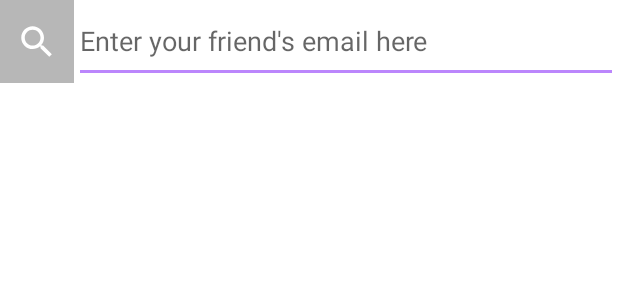
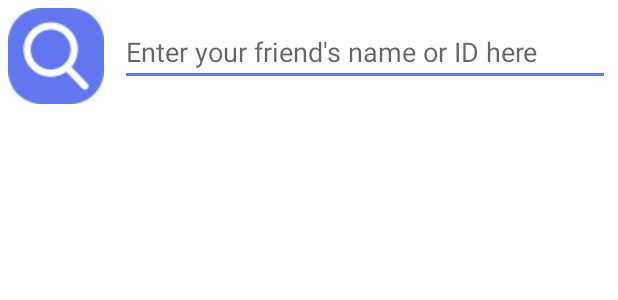
Before and after one commit to nhanlun/TechDash, an Android app: the layout fragment_friend.xml on its own in the app's theme, with its tools: preview values and no code run, on a phone screen of 412 x 824 dp. Shown: the top 300 px of the screen. Run offline under Robolectric (Android 15) with nearby library versions, the phone set to English and light mode, and no system bars.

Commit message:
add contest ver 2

```diff
--- a/app/src/main/java/com/example/techdash/adapters/FriendAdapter.java
+++ b/app/src/main/java/com/example/techdash/adapters/FriendAdapter.java
@@ -45,13 +45,13 @@ public class FriendAdapter extends RecyclerView.Adapter<FriendAdapter.ViewHolder
     public void onBindViewHolder(@NonNull FriendAdapter.ViewHolder holder, int position) {
             holder.tvFriendName.setText(friends.get(position).getName());
             holder.tvFriendId.setText(friends.get(position).getUid());
-            holder.btnAddFriend.setImageResource(R.drawable.ic_baseline_person_add_24);
+            holder.btnAddFriend.setImageResource(R.drawable.add_friend);
             holder.btnAddFriend.setOnClickListener(new View.OnClickListener() {
                 @Override
                 public void onClick(View v) {
                     //goi len firestore addfriend nha
                     friendViewModel.addFriend(friends.get(position));
-                    ((ImageButton) v).setImageResource(R.drawable.ic_baseline_check_30);
+                    ((ImageButton) v).setImageResource(R.drawable.check);
                 }
             });
     }
--- a/app/src/main/java/com/example/techdash/fragments/ContestFragment.java
+++ b/app/src/main/java/com/example/techdash/fragments/ContestFragment.java
@@ -9,6 +9,7 @@ import android.view.MenuInflater;
 import android.view.MenuItem;
 import android.view.View;
 import android.view.ViewGroup;
+import android.widget.ImageButton;
 
 import androidx.annotation.NonNull;
 import androidx.appcompat.widget.SearchView;
@@ -42,7 +43,7 @@ public class ContestFragment extends Fragment {
     ContestAdapter contestAdapter;
     private UserViewModel userViewModel;
     private ContestViewModel contestViewModel;
-    private FloatingActionButton addContestBtn;
+    private ImageButton addContestBtn;
 
     public ContestFragment() {
         // Required empty public constructor
--- a/app/src/main/java/com/example/techdash/models/Contest.java
+++ b/app/src/main/java/com/example/techdash/models/Contest.java
@@ -11,6 +11,7 @@ import com.google.maps.android.PolyUtil;
 import java.io.Serializable;
 import java.util.ArrayList;
 import java.util.Calendar;
+import java.util.Date;
 import java.util.HashMap;
 import java.util.List;
 import java.util.Map;
@@ -131,7 +132,6 @@ public class Contest implements Parcelable {
         map.put("starttime", startTime);
         map.put("endtime", endTime);
         map.put("creator", creator_username);
-        map.put("participants", participants);
         return map;
     }
 }
--- a/app/src/main/res/drawable/ic_baseline_person_add_24.xml
+++ /dev/null
@@ -1,5 +0,0 @@
-<vector android:height="30dp" android:tint="?attr/colorControlNormal"
-    android:viewportHeight="24" android:viewportWidth="24"
-    android:width="30dp" xmlns:android="http://schemas.android.com/apk/res/android">
-    <path android:fillColor="@android:color/white" android:pathData="M15,12c2.21,0 4,-1.79 4,-4s-1.79,-4 -4,-4 -4,1.79 -4,4 1.79,4 4,4zM6,10L6,7L4,7v3L1,10v2h3v3h2v-3h3v-2L6,10zM15,14c-2.67,0 -8,1.34 -8,4v2h16v-2c0,-2.66 -5.33,-4 -8,-4z"/>
-</vector>
--- a/app/src/main/res/layout/fragment_contest.xml
+++ b/app/src/main/res/layout/fragment_contest.xml
@@ -12,11 +12,13 @@
         android:layout_alignParentTop="true"
         android:id="@+id/rvContest"/>
 
-    <com.google.android.material.floatingactionbutton.FloatingActionButton
+    <ImageButton
         android:id="@+id/addContestBtn"
         android:layout_width="wrap_content"
         android:layout_height="wrap_content"
         android:layout_alignParentBottom="true"
+        android:src="@drawable/add"
+        android:background="@null"
         android:layout_alignParentRight="true"
         android:layout_margin="20dp"/>
 
--- a/app/src/main/res/layout/fragment_contest_row.xml
+++ b/app/src/main/res/layout/fragment_contest_row.xml
@@ -19,7 +19,7 @@
             android:id="@+id/imageMap"
             android:layout_width="140dp"
             android:layout_height="140dp"
-            android:layout_marginEnd="30dp"
+            android:layout_marginEnd="20dp"
             android:src="@mipmap/ic_launcher" />
 
         <LinearLayout
--- a/app/src/main/res/layout/fragment_friend.xml
+++ b/app/src/main/res/layout/fragment_friend.xml
@@ -9,10 +9,10 @@
 
     <ImageButton
         android:id="@+id/searchButton"
-        android:layout_width="0dp"
-        android:layout_height="55dp"
-        android:background="@color/tint_black"
-        android:src="@drawable/ic_baseline_search_24"
+        android:layout_width="wrap_content"
+        android:layout_height="wrap_content"
+        android:background="@drawable/search"
+        android:layout_margin="5dp"
         app:layout_constraintEnd_toStartOf="@+id/searchBar"
         app:layout_constraintHorizontal_bias="0.5"
         app:layout_constraintHorizontal_chainStyle="packed"
@@ -30,7 +30,7 @@
     <EditText
         android:id="@+id/searchBar"
         android:layout_width="0dp"
-        android:layout_height="0dp"
+        android:layout_height="wrap_content"
         app:layout_constraintBottom_toBottomOf="@+id/searchButton"
         app:layout_constraintEnd_toEndOf="parent"
         app:layout_constraintHorizontal_bias="0.5"
@@ -40,8 +40,9 @@
         android:textColor="@color/black"
         android:maxLines="1"
         android:lines="1"
-        android:backgroundTint="@color/purple_200"
-        android:hint="Enter your friend's email here"
+        android:layout_margin="5dp"
+        android:backgroundTint="@color/main_color"
+        android:hint="Enter your friend's name or ID here"
         android:imeOptions="actionSearch"
         android:inputType="text"
         />
@@ -50,15 +51,17 @@
         android:layout_width="match_parent"
         android:layout_height="0dp"
         android:id="@+id/searchResultfriendList"
-        app:layout_constraintTop_toBottomOf="@+id/searchBar"
+        app:layout_constraintTop_toBottomOf="@+id/searchButton"
         app:layout_constraintBottom_toBottomOf="parent"
+        android:layout_margin="5dp"
         android:visibility="gone"/>
 
     <androidx.recyclerview.widget.RecyclerView
         android:layout_width="match_parent"
         android:layout_height="0dp"
         android:id="@+id/friendList"
-        app:layout_constraintTop_toBottomOf="@+id/searchBar"
+        android:layout_margin="15dp"
+        app:layout_constraintTop_toBottomOf="@+id/searchButton"
         app:layout_constraintBottom_toBottomOf="parent" />
 
 </androidx.constraintlayout.widget.ConstraintLayout>
```
Also changed, not shown: app/src/main/java/com/example/techdash/adapters/ContestAdapter.java (+13 -14 lines), app/src/main/java/com/example/techdash/fragments/ContestAddFragment.java (+14 -12 lines), app/src/main/res/layout/friend_search_result_row.xml (+25 -20 lines), app/src/main/res/layout/friendlist_row.xml (+13 -12 lines), app/src/main/res/drawable/add.png (added), app/src/main/res/drawable/add_friend.png (added), app/src/main/res/drawable/check.png (added), app/src/main/res/drawable/search.png (added).
